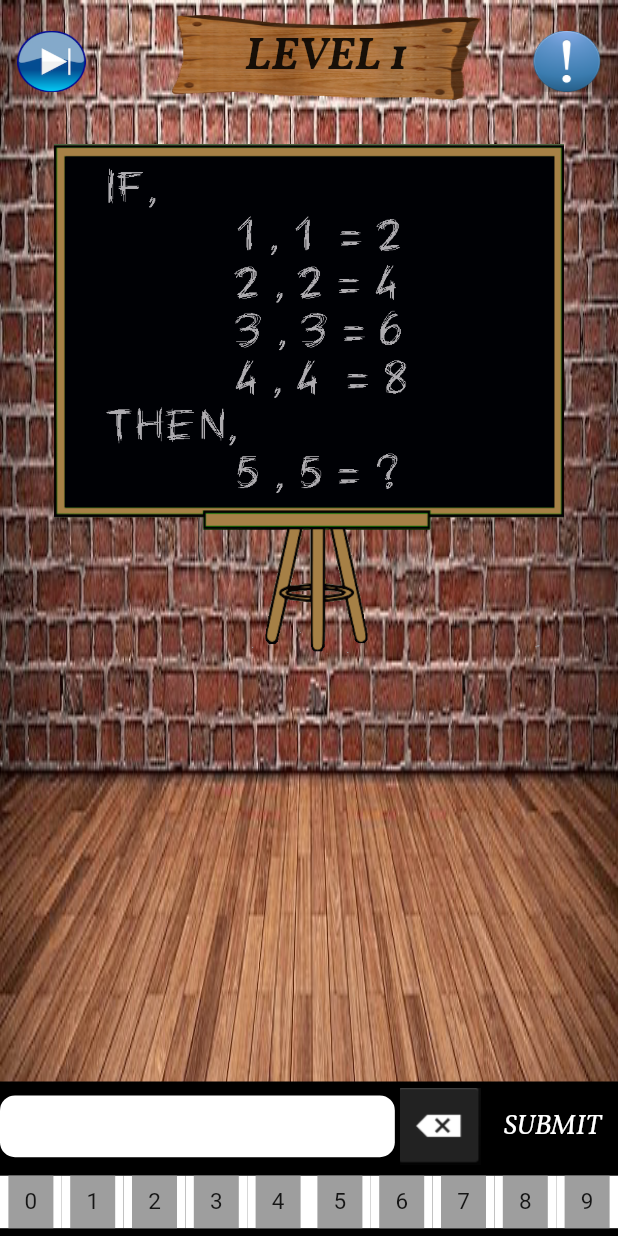
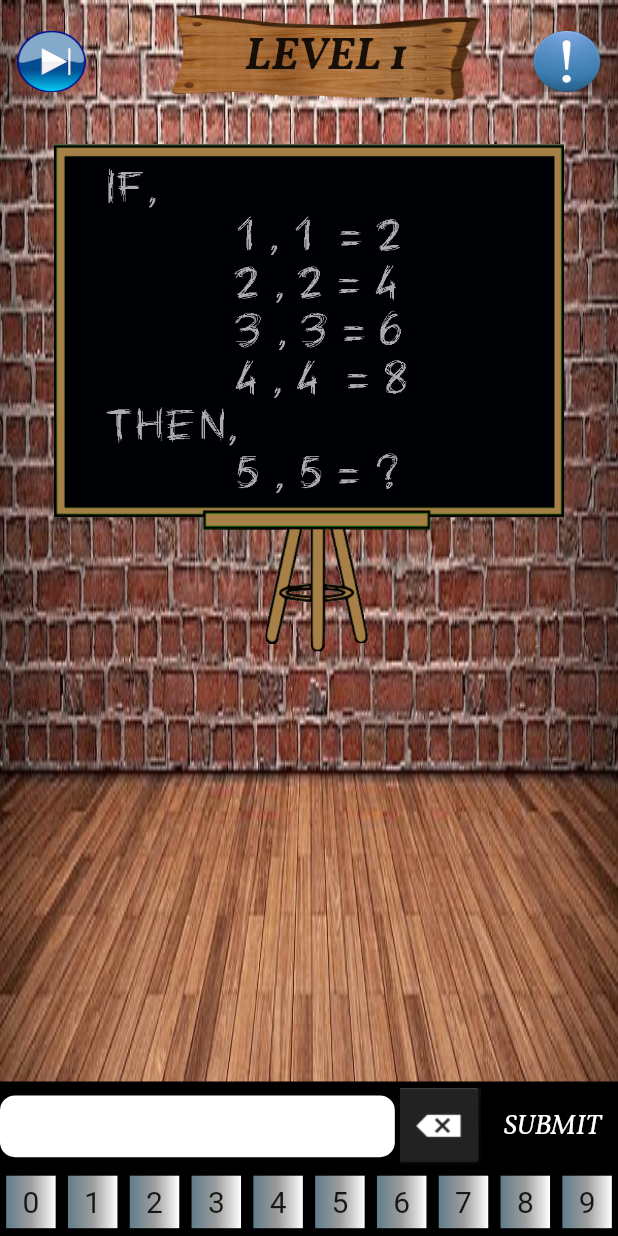
Before and after one commit to ashwinnakum/mathpuzle34, a Flutter app: the screen it shows after launch, after a tap on "CONTINUE", on a phone screen of 412 x 824 dp. Run offline on Flutter 3.47's test engine with Material 2 defaults, Android fonts, the phone set to English and light mode, and no system bars; our stand-ins replace fluttertoast, shared_preferences.

Commit message:
ashwin project edited

```diff
--- a/lib/main.dart
+++ b/lib/main.dart
@@ -32,7 +32,7 @@ class _mathpuzzelState extends State<mathpuzzel> {
     setState(() {
       ad = gdata.prefs!.getInt('cnt') ?? 0;
     });
-    for(int i=0;i<15;i++)
+    for(int i=0;i<75;i++)
       {
         String levelstatus = gdata.prefs!.getString("status$i")??"pending";
         gdata.statuslist.add(levelstatus);
--- a/lib/mp2.dart
+++ b/lib/mp2.dart
@@ -143,7 +143,6 @@ class _mp2State extends State<mp2> {
                                       Navigator.pushReplacement(context,
                                           MaterialPageRoute(
                                         builder: (context) {
-                                          widget.ad = widget.ad + 1;
                                           return mp2(widget.ad);
                                         },
                                       ));
@@ -661,9 +660,9 @@ class _mp2State extends State<mp2> {
           });
         },
         child: Container(
-            height: 35,
-            width: 30,
-            color: Colors.white,
+            height: 40,
+            width: 35,
+            color: Colors.black,
             child: Center(
                 child: InkWell(
               onTap: () {
@@ -673,12 +672,14 @@ class _mp2State extends State<mp2> {
               },
               child: Container(
                 height: 35,
-                width: 30,
-                color: Colors.grey,
+                width: 33,
+                decoration: BoxDecoration(
+                    gradient: LinearGradient(
+                        colors: [Colors.blueGrey, Colors.grey, Colors.white])),
                 child: Center(
                     child: Text(
                   "$i",
-                  style: TextStyle(fontSize: 15),
+                  style: TextStyle(fontSize: 20),
                 )),
               ),
             ))),
```
